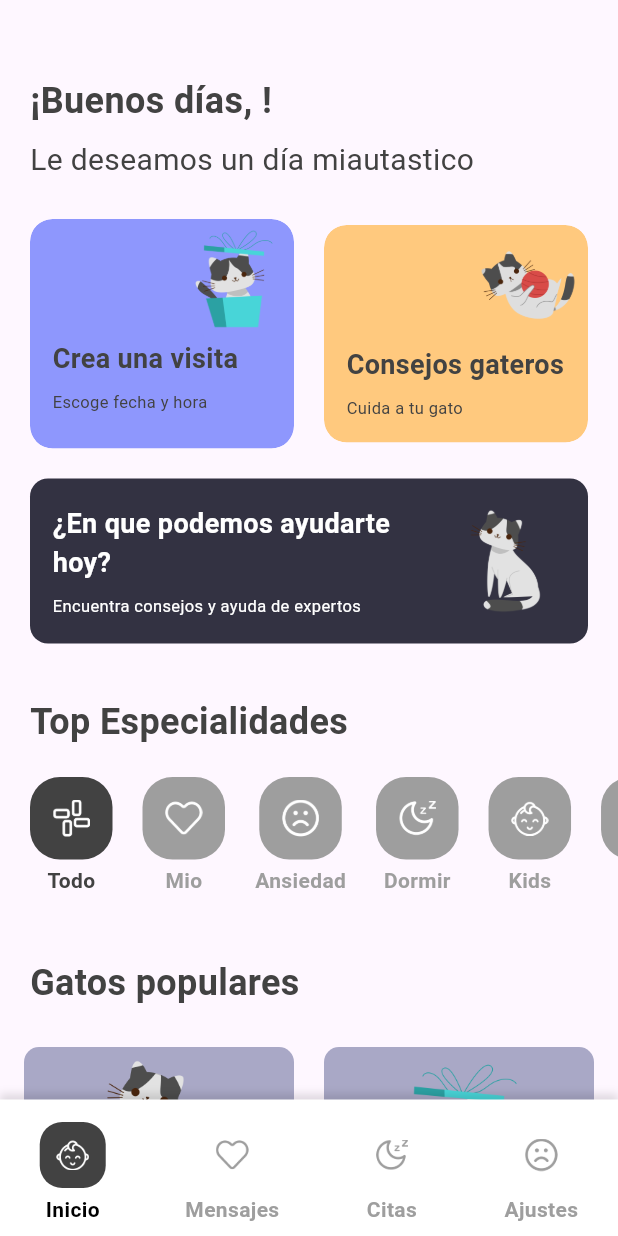
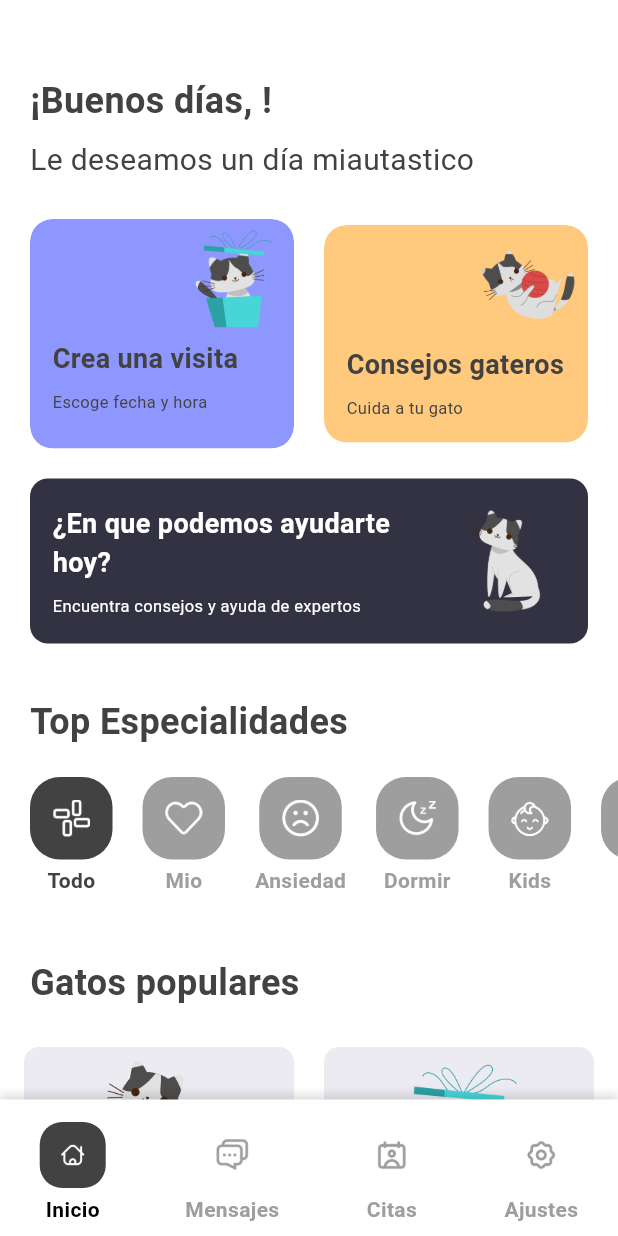
Before and after one commit to MiroslavaMoh/doctor_appointment_front_miros, a Flutter app: the MainTabViewScreen screen opened by its route, on a phone screen of 412 x 824 dp. Run offline on Flutter 3.47's test engine with Material 3 defaults, Android fonts, the phone set to English and light mode, and no system bars; our stand-ins replace cloud_firestore, equatable, firebase_auth, firebase_core, flutter_bloc, google_fonts; accounts and stored records are empty.

Commit message:
Fixing colors

```diff
--- a/lib/custom_widget/tab_view.dart
+++ b/lib/custom_widget/tab_view.dart
@@ -52,10 +52,10 @@ class _MainTabViewScreenState extends State<MainTabViewScreen> with SingleTicker
           child: Row(
             mainAxisAlignment: MainAxisAlignment.spaceAround,
             children: [
-              TabButton(icon: "assets/img/kids.png", title: "Inicio", isSelect: selectedTab == 0, onPressed: () => _onTabSelected(0)),
-              TabButton(icon: "assets/img/fav_m.png", title: "Mensajes", isSelect: selectedTab == 1, onPressed: () => _onTabSelected(1)),
-              TabButton(icon: "assets/img/sleep_btn.png", title: "Citas", isSelect: selectedTab == 2, onPressed: () => _onTabSelected(2)),
-              TabButton(icon: "assets/img/anxious.png", title: "Ajustes", isSelect: selectedTab == 3, onPressed: () => _onTabSelected(3)),
+              TabButton(icon: "assets/img/home.png", title: "Inicio", isSelect: selectedTab == 0, onPressed: () => _onTabSelected(0)),
+              TabButton(icon: "assets/img/message.png", title: "Mensajes", isSelect: selectedTab == 1, onPressed: () => _onTabSelected(1)),
+              TabButton(icon: "assets/img/cita.png", title: "Citas", isSelect: selectedTab == 2, onPressed: () => _onTabSelected(2)),
+              TabButton(icon: "assets/img/ajuste.png", title: "Ajustes", isSelect: selectedTab == 3, onPressed: () => _onTabSelected(3)),
             ],
           ),
         ),
--- a/lib/pages/appflow/home_screen.dart
+++ b/lib/pages/appflow/home_screen.dart
@@ -68,6 +68,7 @@ class _HomeScreenState extends State<HomeScreen> {
   @override
   Widget build(BuildContext context) {
     return Material( //
+    color: Colors.white,
       child: SingleChildScrollView(
         child: SafeArea(
           child: Column(
@@ -413,7 +414,7 @@ class _HomeScreenState extends State<HomeScreen> {
                     alignment: Alignment.center,
                     margin: const EdgeInsets.all(4),
                     decoration: BoxDecoration(
-                       color: const Color.fromARGB(255, 169, 168, 198),//color de fondo
+                       color: const Color.fromARGB(255, 236, 235, 242),//color de fondo
                         borderRadius: BorderRadius.circular(10)),
                     child: Stack(
                       alignment: Alignment.topCenter,
@@ -438,12 +439,11 @@ class _HomeScreenState extends State<HomeScreen> {
                                 bottomLeft: Radius.circular(10),
                                 bottomRight: Radius.circular(10),
                               ),
-                              child: BackdropFilter(
-                                filter:
-                                    ImageFilter.blur(sigmaX: 10, sigmaY: 10),
+
                                 child: Container(
+                                  color: Colors.grey[800],
                                   width: double.maxFinite,
-                                  color: Colors.black12,
+                                  //color: Colors.black12,
                                   padding: const EdgeInsets.all(15),
                                   child: Column(
                                     children: [
@@ -466,7 +466,7 @@ class _HomeScreenState extends State<HomeScreen> {
                                     ],
                                   ),
                                 ),
-                              ),
+
                             ),
                           ],
                         )
```
Also changed, not shown: lib/pages/appflow/citas_page.dart (+15 -4 lines), lib/pages/appflow/messagepage.dart (+5 -4 lines), lib/pages/appflow/settingspage.dart (+7 -6 lines), assets/img/ajuste.png (added), assets/img/cita.png (added), assets/img/home.png (added), assets/img/message.png (added).
